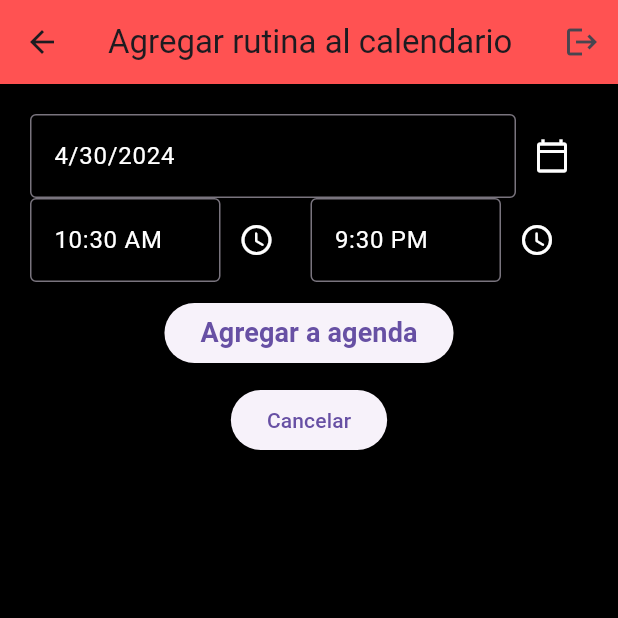
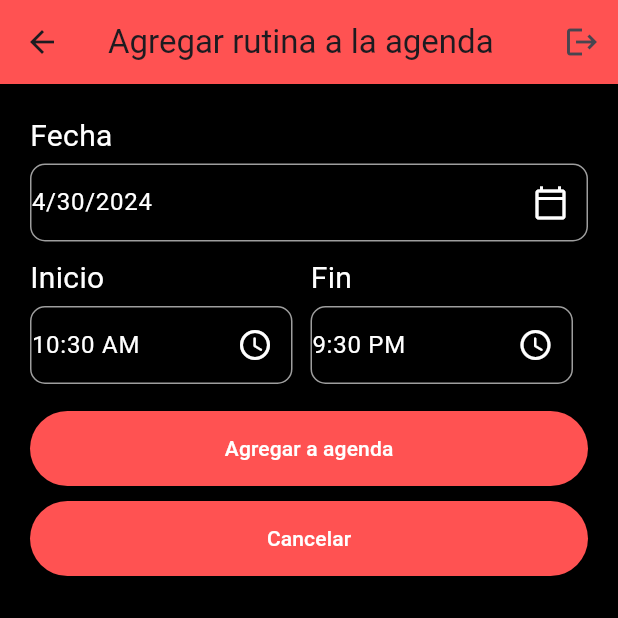
Before and after one commit to WilmerH1506/LiftApp, a Flutter app: the AddRuntineCalendar screen opened directly with empty values, on a phone screen of 412 x 824 dp, the top half of it. Run offline on Flutter 3.47's test engine with Material 3 defaults, Android fonts, the phone set to English and light mode, and no system bars; our stand-ins replace cached_network_image, cloud_firestore, date_picker_timeline, firebase_core, firebase_storage, flutter_staggered_animations and 3 more; accounts and stored records are empty.

Commit message:
Otros retoques

```diff
--- a/lift_app/lib/Pantallas/addrutinascalendar_page.dart
+++ b/lift_app/lib/Pantallas/addrutinascalendar_page.dart
@@ -34,7 +34,7 @@ class _AddRuntineCalendarState extends State<AddRuntineCalendar> {
     return Scaffold(
       backgroundColor: Colors.black,
       appBar: AppBar(
-        title: const Text('Agregar rutina al calendario'),
+        title: const Text('Agregar rutina a la agenda'),
         backgroundColor: Colors.redAccent,
         actions: [
           IconButton(onPressed: () {
@@ -67,6 +67,7 @@ class _AddRuntineCalendarState extends State<AddRuntineCalendar> {
         child: Column(
           children: [
             Customadd(
+              title: "Fecha",
               hint: DateFormat.yMd().format(selectedDate),
               widget: IconButton(
                 onPressed: () {
@@ -75,14 +76,16 @@ class _AddRuntineCalendarState extends State<AddRuntineCalendar> {
                 icon: const Icon(Icons.calendar_today_outlined,
                   color: Colors.white,),
               ),
-              bordes: const OutlineInputBorder(),
+            ),
+            const SizedBox(
+              height: 10,
             ),
             Row(
               children: [
                 Expanded(
                   child: Customadd(
+                    title: "Inicio",
                       hint: startTime,
-                      bordes: const OutlineInputBorder(),
                       widget: IconButton(
                         onPressed: () {
                           showPickerStart();
@@ -96,8 +99,8 @@ class _AddRuntineCalendarState extends State<AddRuntineCalendar> {
                 ),
                 Expanded(
                   child: Customadd(
+                    title: "Fin",
                       hint: endTime,
-                      bordes: const OutlineInputBorder(),
                       widget: IconButton(
                         onPressed: () {
                           showPickerend();
@@ -112,7 +115,7 @@ class _AddRuntineCalendarState extends State<AddRuntineCalendar> {
               ],
             ),
             const SizedBox(
-              height: 10,
+              height: 18,
             ),
             ElevatedButton(
               onPressed: () async{
@@ -144,15 +147,20 @@ class _AddRuntineCalendarState extends State<AddRuntineCalendar> {
               ScaffoldMessenger.of(context).showSnackBar(
                 const SnackBar(
                   content: Text("Rutina agregada al calendario"),
-                  backgroundColor: Colors.greenAccent,
+                  backgroundColor: Colors.green,
                 ),
               );
                 Navigator.pushReplacementNamed(context, MyRoutes.rutinas.name, arguments: {'user': user, 'name': name});
 
               },
+              style: ElevatedButton.styleFrom(
+                backgroundColor: Colors.redAccent,
+                minimumSize: const Size(double.infinity, 50),
+              ),
               child: const Text("Agregar a agenda",
-                style: TextStyle(fontSize: 18, fontWeight: FontWeight.bold),
-
+                style: TextStyle(
+                  color: Colors.white,
+                )
               ),
             ),
             const SizedBox(
@@ -162,7 +170,15 @@ class _AddRuntineCalendarState extends State<AddRuntineCalendar> {
               onPressed: () {
               Navigator.pushReplacementNamed(context, MyRoutes.rutinas.name, arguments: {'user': user, 'name': name});
             },
-            child: const Text("Cancelar")),
+            style: ElevatedButton.styleFrom(
+                backgroundColor: Colors.redAccent,
+                minimumSize: const Size(double.infinity, 50),
+              ),
+            child: const Text("Cancelar",
+              style: TextStyle(
+                color: Colors.white,
+            )),
+            ),
           ],
         ),
       ),
--- a/lift_app/lib/Widgets/custom_add.dart
+++ b/lift_app/lib/Widgets/custom_add.dart
@@ -10,17 +10,17 @@ class Customadd extends StatefulWidget {
     //required this.controller,
     this.widget,
     this.suffixIcon,
+    required this.title,
     this.tamMax,
-    this.bordes,
     required this.hint,
   }) : super(key: key);
 
   //final TextEditingController controller;
   final Widget? suffixIcon;
   final int? tamMax;
-  final InputBorder? bordes;
   final String hint;
   final Widget? widget;
+  final String title;
 
   @override
   State<Customadd> createState() => _CustomInputState();
@@ -29,7 +29,27 @@ class Customadd extends StatefulWidget {
 class _CustomInputState extends State<Customadd> {
   @override
   Widget build(BuildContext context) {
-    return Row(
+    return Column(
+      children: [
+        Row(
+          children: [
+            Text(
+              widget.title,
+              style: const TextStyle(color: Colors.white ,fontSize: 20) ,
+            ),
+          ],
+        ),
+        Container(
+          height: 52,
+          margin: const EdgeInsets.only(top: 4),
+          decoration: BoxDecoration(
+            border: Border.all(
+              color: Colors.grey,
+              width: 1.0,
+              ),
+            borderRadius: BorderRadius.circular(10),
+          ),
+          child: Row(
             children: [
               Expanded(
                 child: TextFormField(
@@ -39,12 +59,15 @@ class _CustomInputState extends State<Customadd> {
                   keyboardType: TextInputType.text,
                   decoration: InputDecoration(
                     hintText: widget.hint ,hintStyle:const TextStyle(color: Colors.white),
-              border: widget.bordes,
+                    border: InputBorder.none,
                   ),
                 ),
               ),
               widget.widget ==null? Container():Container(child: widget.widget)
             ],
+          ),
+        ),
+      ],
     );
   }
 }
--- a/lift_app/pubspec.yaml
+++ b/lift_app/pubspec.yaml
@@ -44,6 +44,7 @@ dependencies:
   get: 4.6.6
   cached_network_image: 3.3.1
   firebase_storage: 11.6.0
+  font_awesome_flutter: 10.7.0
 
 
 dev_dependencies:
```
Also changed, not shown: lift_app/lib/Pantallas/inicio.dart (+6 -5 lines), lift_app/lib/Pantallas/perfil.dart (+12 -6 lines), lift_app/Assets/CrearRutinas.jpg (added), lift_app/Assets/MisRutinas.jpg (added), lift_app/Assets/Perfil.jpg (added), lift_app/Assets/PesasRoja.png (added), lift_app/Assets/UsuarioRojo.jpg (added), lift_app/Assets/gente.png (added), lift_app/pubspec.lock. Lines whose indentation alone changed are shown as unchanged.
